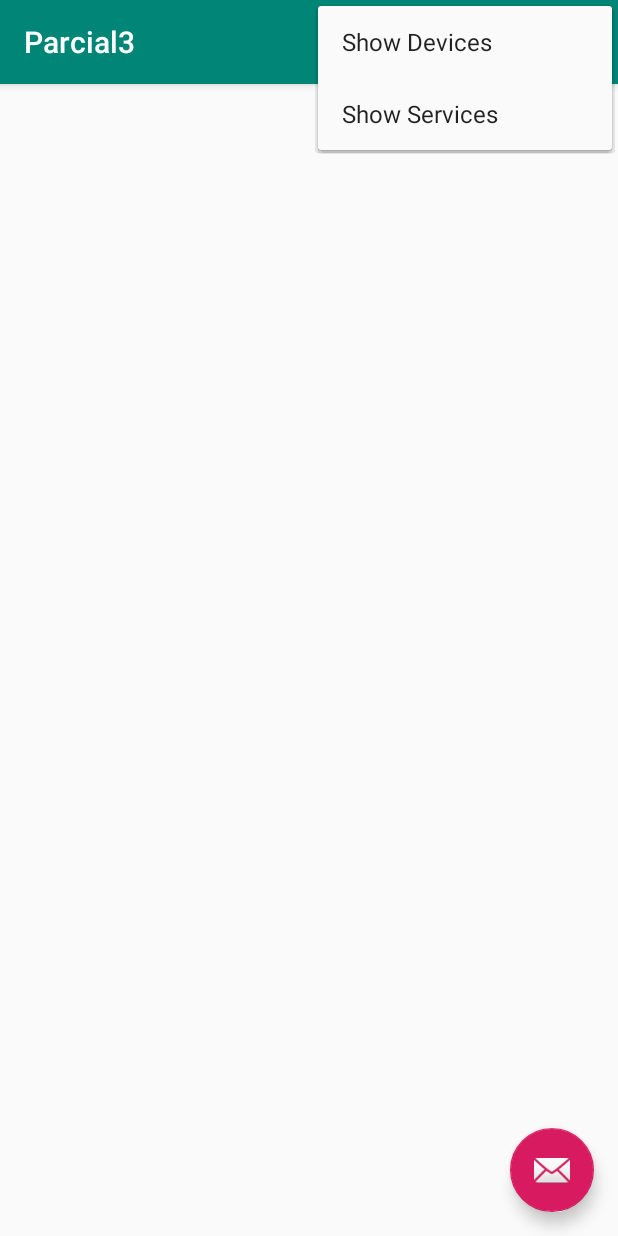
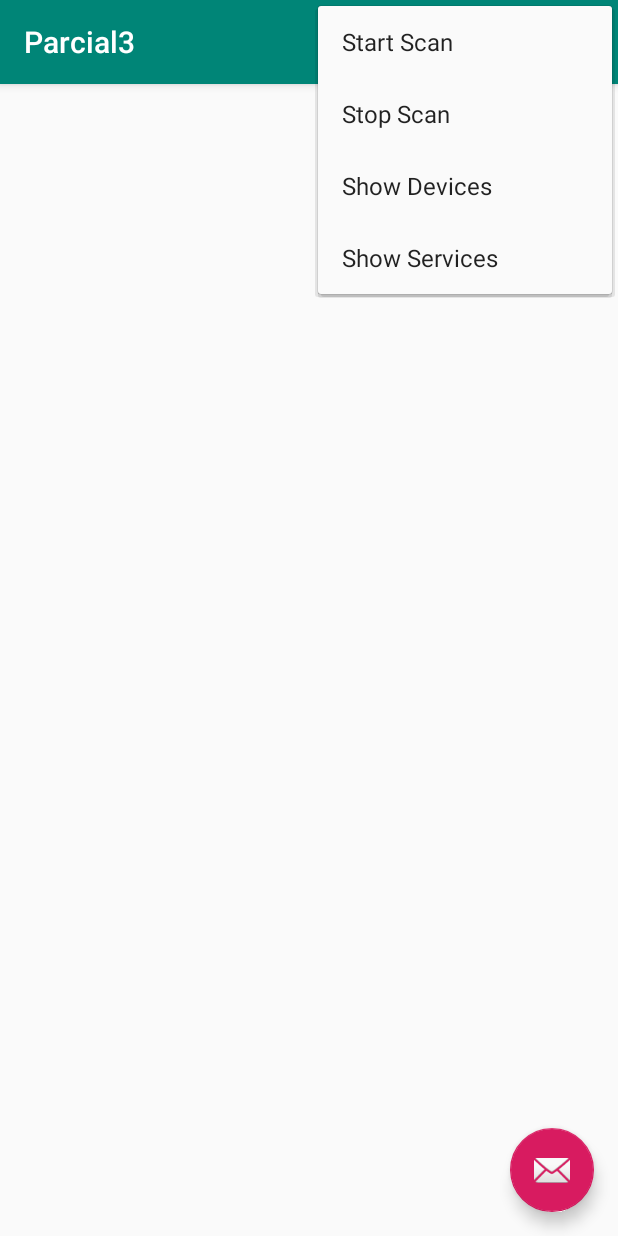
Before and after one commit to jersy96/movilParcial3, an Android app: the screen it shows after launch (MainActivity), with the options menu open, on a phone screen of 412 x 824 dp. Run offline under Robolectric (Android 15) with nearby library versions, the phone set to English and light mode, and no system bars.

Commit message:
Add the start scan and stop scan menu item options

```diff
--- a/app/src/main/java/com/example/parcial3/ble/BleManager.java
+++ b/app/src/main/java/com/example/parcial3/ble/BleManager.java
@@ -145,6 +145,12 @@ public class BleManager extends ScanCallback {
         }
     }
 
+    public void stopScan(){
+        this.scanResults.clear();
+        this.services.clear();
+        bluetoothLeScanner.stopScan(this);
+    }
+
     @Override
     public void onScanResult(int callbackType, ScanResult result) {
         processNewScanResult(result);
--- a/app/src/main/res/menu/menu_main.xml
+++ b/app/src/main/res/menu/menu_main.xml
@@ -2,6 +2,16 @@
     xmlns:app="http://schemas.android.com/apk/res-auto"
     xmlns:tools="http://schemas.android.com/tools"
     tools:context="com.example.parcial3.MainActivity">
+    <item
+        android:id="@+id/action_start_scan"
+        android:orderInCategory="100"
+        android:title="@string/action_start_scan"
+        app:showAsAction="never" />
+    <item
+        android:id="@+id/action_stop_scan"
+        android:orderInCategory="100"
+        android:title="@string/action_stop_scan"
+        app:showAsAction="never" />
     <item
         android:id="@+id/action_show_devices"
         android:orderInCategory="100"
--- a/app/src/main/res/values/strings.xml
+++ b/app/src/main/res/values/strings.xml
@@ -1,5 +1,7 @@
 <resources>
     <string name="app_name">Parcial3</string>
+    <string name="action_start_scan">Start Scan</string>
+    <string name="action_stop_scan">Stop Scan</string>
     <string name="action_show_devices">Show Devices</string>
     <string name="action_show_services">Show Services</string>
 </resources>
```
Also changed, not shown: app/src/main/java/com/example/parcial3/MainActivity.java (+27 -1 lines).
